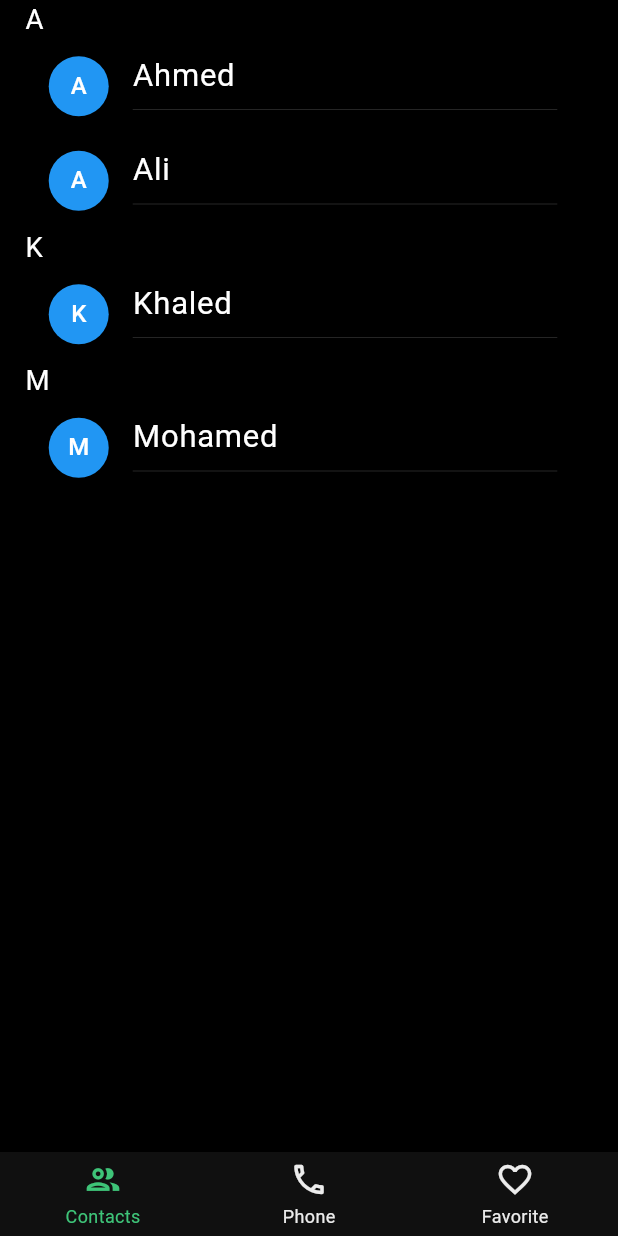
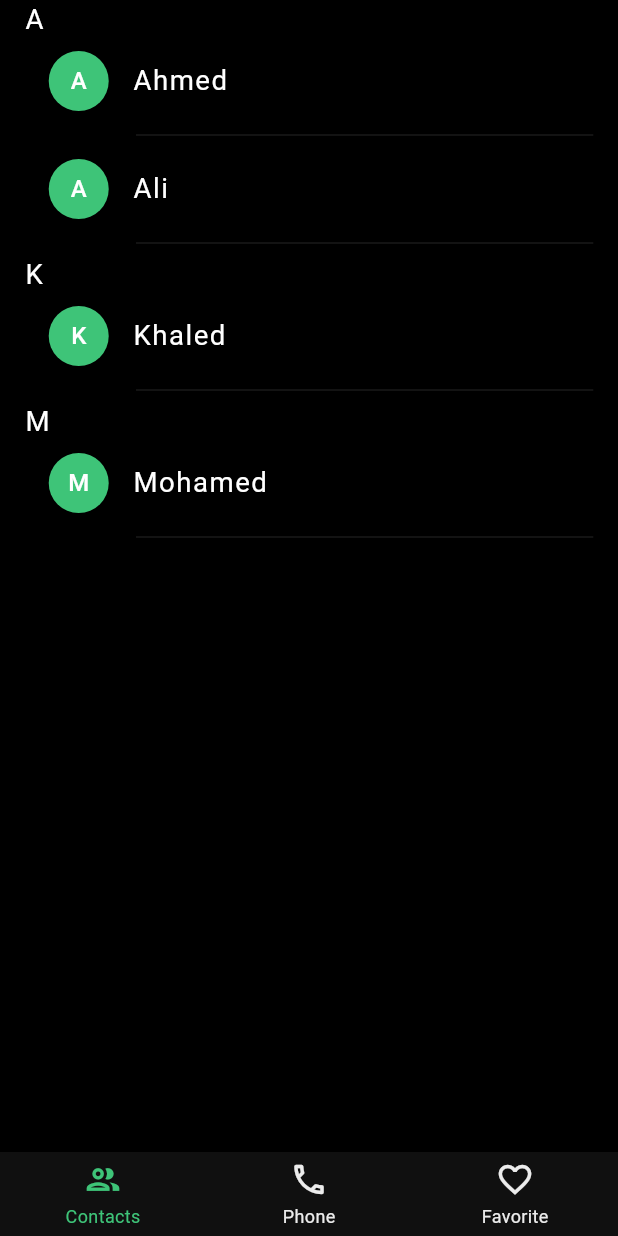
Before and after one commit to AhmedShehatah/phone-x, a Flutter app: the screen it shows after launch, on a phone screen of 412 x 824 dp. Run offline on Flutter 3.47's test engine with Material 2 defaults, Android fonts, the light colour scheme and no system bars; drawn by our look-alikes of grouped_list, persistent_bottom_nav_bar; our stand-ins replace contacts_service, flutter_screenutil, get, get_it, get_storage.

Commit message:
refactor: contact list desgin

```diff
--- a/lib/ui/contacts/page/contact_page.dart
+++ b/lib/ui/contacts/page/contact_page.dart
@@ -30,7 +30,17 @@ class ContactsPage extends StatelessWidget {
             style: AppStyle.normalTitleStyle,
           ),
           itemBuilder: (context, contact) {
-            return ContactListItem(contact: contact);
+            return Column(
+              children: [
+                ContactListItem(contact: contact),
+                Padding(
+                  padding: EdgeInsets.only(left: ScreenHelper.fromWidth(18)),
+                  child: const Divider(
+                    thickness: 0.1,
+                  ),
+                ),
+              ],
+            );
           },
         ),
       ),
--- a/lib/ui/contacts/widgets/contact_list_item.dart
+++ b/lib/ui/contacts/widgets/contact_list_item.dart
@@ -2,6 +2,7 @@ import 'package:flutter/material.dart';
 import 'package:contacts_service/contacts_service.dart';
 import 'package:phone_x/core/constants/app_style.dart';
 import 'package:phone_x/core/constants/dimens.dart';
+import 'package:phone_x/core/di/di_manager.dart';
 import 'package:phone_x/core/utils/ui_utils/vertical_padding.dart';
 
 class ContactListItem extends StatelessWidget {
@@ -12,19 +13,14 @@ class ContactListItem extends StatelessWidget {
   @override
   Widget build(BuildContext context) {
     return ListTile(
+      onTap: () {},
       leading: CircleAvatar(
+        backgroundColor: DIManager.findCC().greenProgressColor,
         child: Text(contact.displayName![0]),
       ),
       title: Text(
         contact.displayName!,
-        style: AppStyle.bigRegularTitleStyle,
-      ),
-      subtitle: const Column(
-        children: [
-          Divider(
-            thickness: 0.10,
-          ),
-        ],
+        style: AppStyle.normalTitleStyle,
       ),
     );
   }
```
